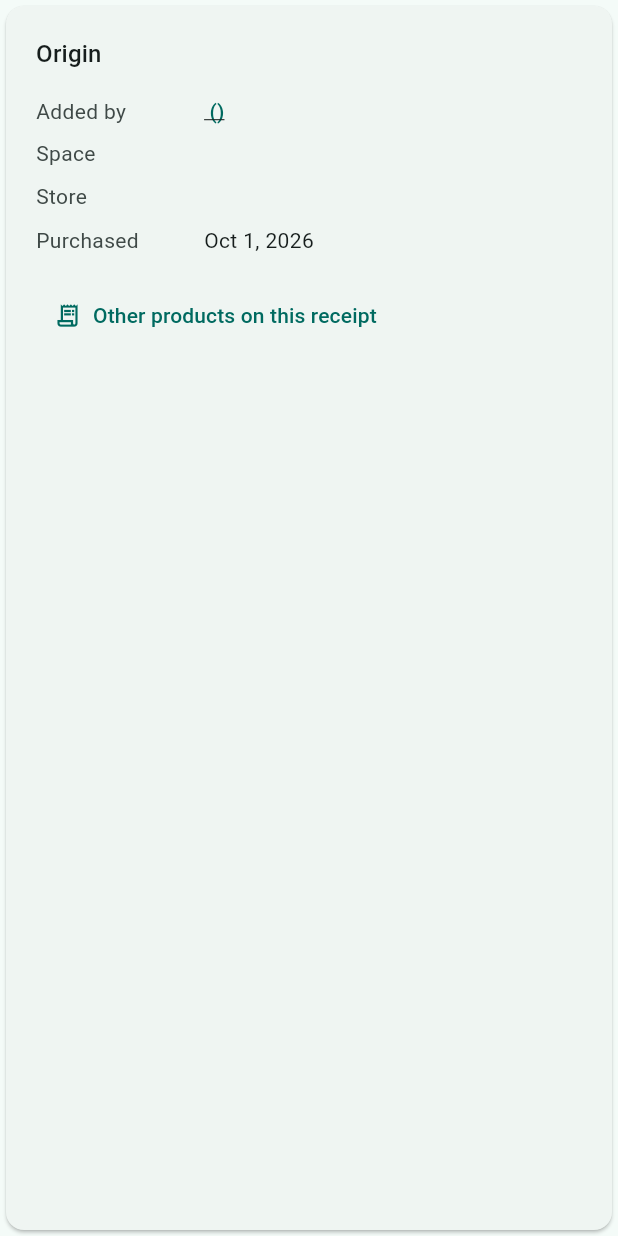
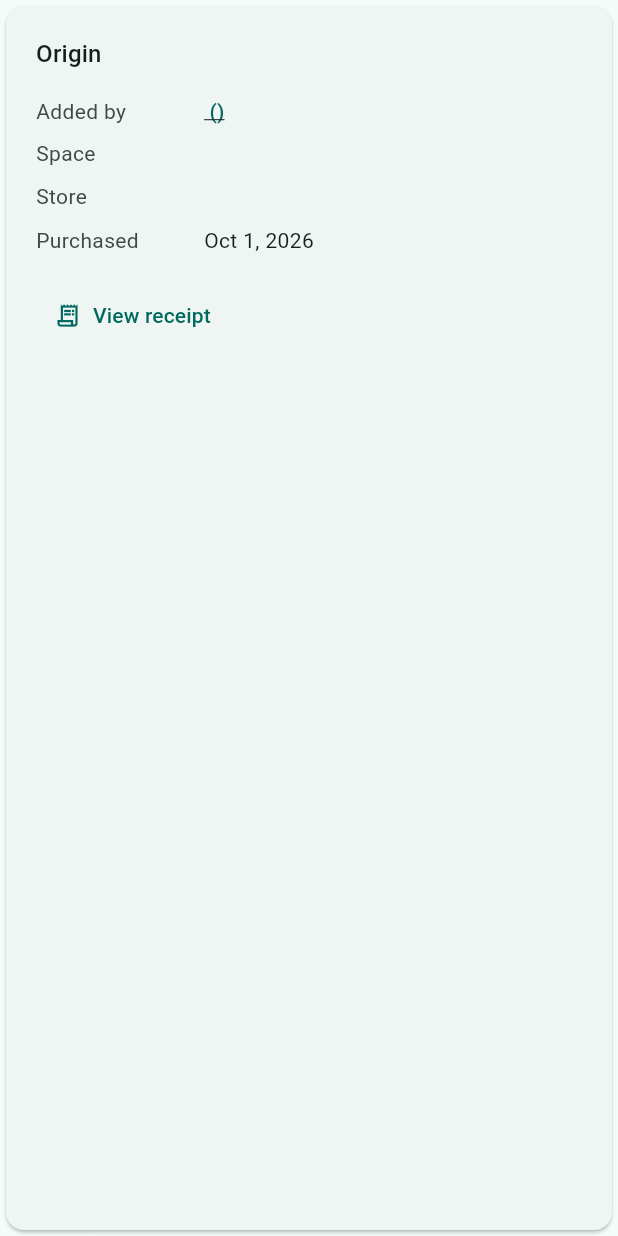
Before and after one commit to isalvama/FreshKeep_admin, a Flutter app: the ProductOriginCard widget shown alone on an empty page, opened directly with empty values, on a phone screen of 412 x 824 dp. Run offline on Flutter 3.47's test engine with Material 3 defaults, Android fonts, the phone set to English and light mode, and no system bars; our stand-ins replace dio, equatable, fl_chart, flutter_bloc, fpdart, get_it and 3 more.

Commit message:
Entry points: - User page, receipts table: each row opens /receipts/<id>. UserReceiptsCard takes an onReceiptSelected callback, uses showCheckboxColumn: false, and its "Rows aren't links yet (SPEC 05)" comment is updated. - User page, "View receipts": sits next to "View products" and opens /receipts?range=30d&creatorId=<id>&page=1. Like "View products", it only appears once the user has loaded. - Product page: "View receipt" (key view-receipt-link) opens /receipts/<receiptId> and replaces "Other products on this receipt". The products list's ?receiptId= filter and its chip still work for shared or hand-typed URLs. The product page no longer imports anything from the products list.
A layout fix the tests caught: with both links, the user page header ("Back to users", "View products", "View receipts" in one Row) overflowed by 217px in the existing 800px test. The header is now a Wrap: back on the left, the two links on the right, and the links move to their own line when the window is narrow. I'll check it on the rendered pages in Step 9.

Tests:
- user_detail_page_test:
  - new: "View receipts" lands on the creator-filtered list with "Added by alice@example.com";
  - new: a receipt row opens /receipts/r-2;
  - the "User not found" test now also checks that "View receipts" is absent;
  - the 800px test passes again after the Wrap fix.
- product_detail_page_test: the "Other products on this receipt" test is now "View receipt opens the receipt page", which lands on /receipts/<id> and shows "Image attached (JPEG)". Two checks now look for kViewReceipt.

```diff
--- a/lib/features/products/presentation/widgets/product_origin_card.dart
+++ b/lib/features/products/presentation/widgets/product_origin_card.dart
@@ -6,7 +6,7 @@ import '../../../../shared/widgets/text_link.dart';
 import '../../../../shared/widgets/detail_field.dart';
 
 const kNoReceiptMessage = 'Not added from a shopping receipt.';
-const kOtherProductsOnReceipt = 'Other products on this receipt';
+const kViewReceipt = 'View receipt';
 
 /// Where a product came from: who added it, in which space, from which
 /// store's receipt.
@@ -54,10 +54,10 @@ class ProductOriginCard extends StatelessWidget {
               ),
               const SizedBox(height: 8),
               TextButton.icon(
-                key: const Key('receipt-products-link'),
+                key: const Key('view-receipt-link'),
                 onPressed: () => onReceiptSelected(origin.receiptId),
                 icon: const Icon(Icons.receipt_long_outlined),
-                label: const Text(kOtherProductsOnReceipt),
+                label: const Text(kViewReceipt),
               ),
             ],
           ],
```
Also changed, not shown: lib/features/products/presentation/pages/product_detail_page.dart (+4 -9 lines), lib/features/users/presentation/pages/user_detail_page.dart (+32 -5 lines), lib/features/users/presentation/widgets/user_receipts_card.dart (+10 -2 lines), 2 other files.
